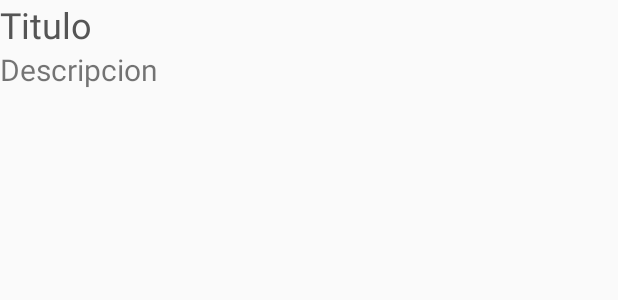
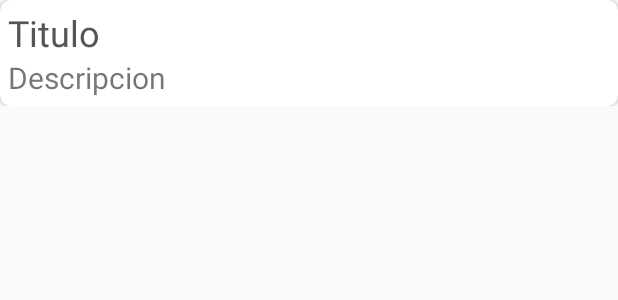
Before and after one commit to jhonk52/Notas-de-Viaje, an Android app: the layout plantilla_listadenotas.xml on its own in the app's theme, with its tools: preview values and no code run, on a phone screen of 412 x 824 dp. Shown: the top 300 px of the screen. Run offline under Robolectric (Android 15) with nearby library versions, the phone set to English and light mode, and no system bars.

Commit message:
mejoras de interfaz

```diff
--- a/app/src/main/res/layout/plantilla_listadenotas.xml
+++ b/app/src/main/res/layout/plantilla_listadenotas.xml
@@ -1,9 +1,23 @@
 <?xml version="1.0" encoding="utf-8"?>
 <LinearLayout xmlns:android="http://schemas.android.com/apk/res/android"
+    xmlns:app="http://schemas.android.com/apk/res-auto"
     android:layout_width="match_parent"
     android:layout_height="wrap_content"
-    android:orientation="vertical"
-    android:paddingBottom="1dp">
+    android:orientation="vertical">
+
+    <androidx.cardview.widget.CardView
+        android:id="@+id/cardview"
+        android:layout_width="match_parent"
+        android:layout_height="wrap_content"
+        app:cardCornerRadius="7dp"
+        app:cardElevation="2dp"
+        app:contentPadding="5dp">
+
+
+        <LinearLayout
+            android:layout_width="match_parent"
+            android:layout_height="wrap_content"
+            android:orientation="vertical">
 
             <TextView
                 android:id="@+id/txt_titulo_plantillalistadenotas"
@@ -18,9 +32,14 @@
                 android:id="@+id/txt_descripcion_plantillalistadenotas"
                 android:layout_width="match_parent"
                 android:layout_height="wrap_content"
+                android:gravity="bottom"
                 android:singleLine="true"
                 android:text="@string/descripcion"
                 android:textSize="20sp" />
 
+        </LinearLayout>
+
+    </androidx.cardview.widget.CardView>
+
 
 </LinearLayout>
--- a/app/src/main/res/layout/principal.xml
+++ b/app/src/main/res/layout/principal.xml
@@ -24,8 +24,8 @@
         android:layout_width="match_parent"
         android:layout_height="match_parent"
         android:layout_below="@+id/toolbar"
-        android:divider="@color/divider"
-        android:dividerHeight="2dp"
+        android:divider="@android:color/white"
+        android:dividerHeight="3dp"
         android:padding="10dp" />
 
 
--- a/app/src/main/res/layout/toolbar.xml
+++ b/app/src/main/res/layout/toolbar.xml
@@ -9,5 +9,5 @@
     android:minHeight="?attr/actionBarSize"
     android:theme="@style/ThemeOverlay.AppCompat.Dark"
     app:popupTheme="@style/ThemeOverlay.AppCompat.Light"
-    android:elevation="5dp"
+    android:elevation="3dp"
     />
```
Lines whose indentation alone changed are shown as unchanged.
